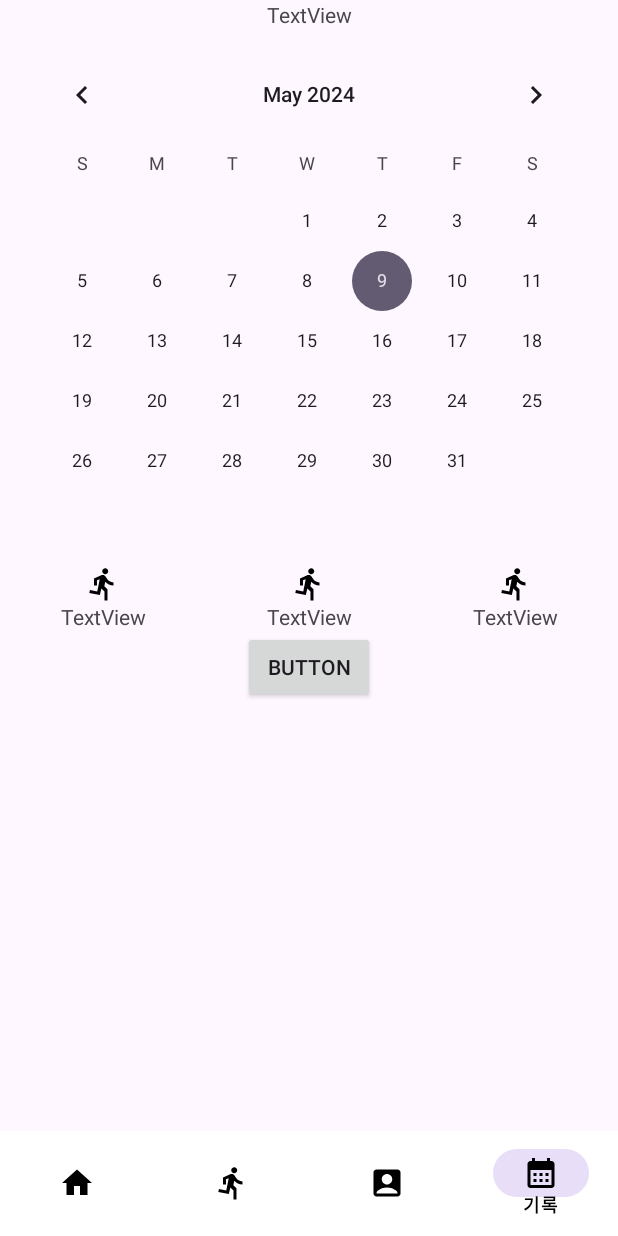
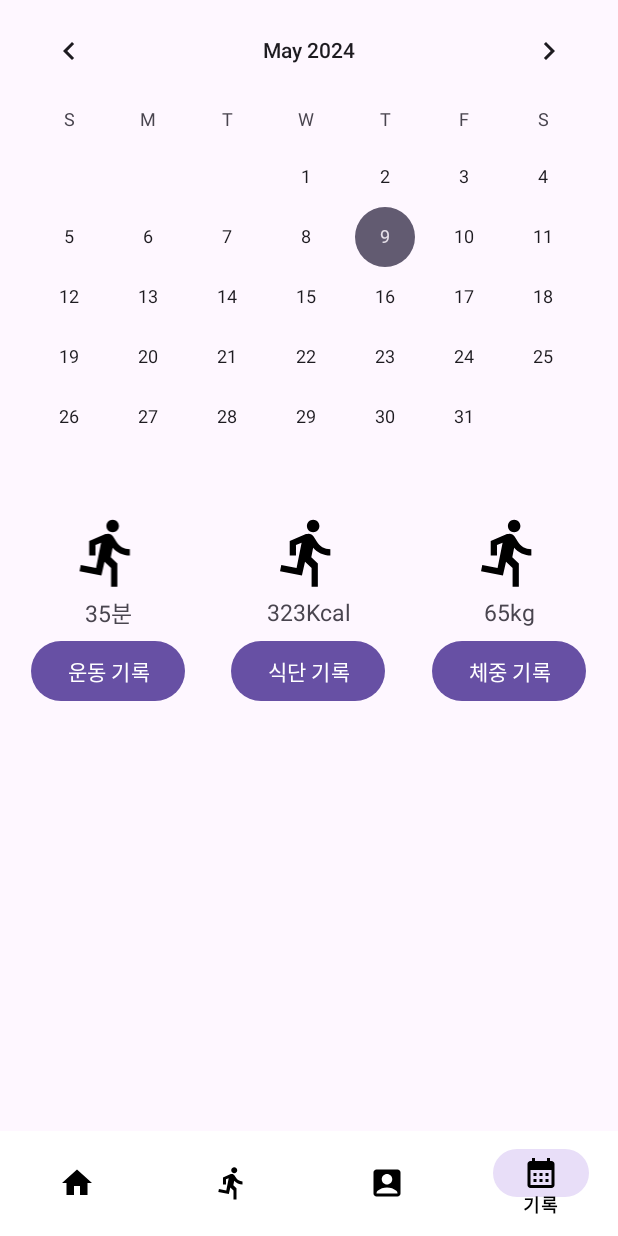
Before and after one commit to sueundev/2024-01_My-Trainer, an Android app: the screen it shows after launch (MainActivity), item 4 of the bottom bar chosen, on a phone screen of 412 x 824 dp. Run offline under Robolectric (Android 15) with nearby library versions, the phone set to English and light mode, and no system bars.

Commit message:
기록 부분 - 버튼+화면전환 구현

```diff
--- a/app/src/main/java/com/example/mytrainer/recordFragment.java
+++ b/app/src/main/java/com/example/mytrainer/recordFragment.java
@@ -1,5 +1,6 @@
 package com.example.mytrainer;
 
+import android.content.Intent;
 import android.os.Bundle;
 
 import androidx.fragment.app.Fragment;
@@ -7,13 +8,46 @@ import androidx.fragment.app.Fragment;
 import android.view.LayoutInflater;
 import android.view.View;
 import android.view.ViewGroup;
+import android.widget.Button;
 
 public class recordFragment extends Fragment {
+    Button exebtn;
+    Button kcalbtn;
+    Button weibtn;
 
     @Override
     public View onCreateView(LayoutInflater inflater, ViewGroup container,
                              Bundle savedInstanceState) {
-        // Inflate the layout for this fragment
-        return inflater.inflate(R.layout.fragment_record, container, false);
+        View v = inflater.inflate(R.layout.fragment_record, container, false);
+
+        exebtn = v.findViewById(R.id.exe_btn);
+        kcalbtn = v.findViewById(R.id.kcal_btn);
+        weibtn = v.findViewById(R.id.weight_btn);
+
+        exebtn.setOnClickListener(new View.OnClickListener() {
+            @Override
+            public void onClick(View v) {
+                Intent intent = new Intent(getActivity(), exe_record_Activity.class);
+                startActivity(intent);
+            }
+        });
+
+        kcalbtn.setOnClickListener(new View.OnClickListener() {
+            @Override
+            public void onClick(View v) {
+                Intent intent = new Intent(getActivity(), Kcal_record_Activity.class);
+                startActivity(intent);
+            }
+        });
+
+        weibtn.setOnClickListener(new View.OnClickListener() {
+            @Override
+            public void onClick(View v) {
+                Intent intent = new Intent(getActivity(), Weight_record_Activity.class);
+                startActivity(intent);
+            }
+        });
+
+        return v;
     }
 }
--- a/app/src/main/res/layout/fragment_record.xml
+++ b/app/src/main/res/layout/fragment_record.xml
@@ -8,24 +8,17 @@
     android:orientation="vertical"
     tools:context=".recordFragment">
 
-    <TextView
-        android:id="@+id/textView2"
-        android:layout_width="match_parent"
-        android:layout_height="wrap_content"
-        android:gravity="center"
-        android:text="TextView" />
-
     <CalendarView
         android:id="@+id/calendarView"
         android:layout_width="match_parent"
-        android:layout_height="wrap_content"
-        android:layout_margin="10dp" />
+        android:layout_height="wrap_content" />
 
     <LinearLayout
         android:layout_width="match_parent"
         android:layout_height="wrap_content"
         android:layout_gravity="center"
-        android:orientation="horizontal">
+        android:orientation="horizontal"
+        android:padding="5dp">
 
         <LinearLayout
             android:layout_width="wrap_content"
@@ -36,15 +29,24 @@
             <ImageView
                 android:id="@+id/icon1"
                 android:layout_width="match_parent"
-                android:layout_height="wrap_content"
+                android:layout_height="50dp"
                 android:src="@drawable/baseline_directions_run_24" />
 
             <TextView
-                android:id="@+id/exeTime"
+                android:id="@+id/textView"
                 android:layout_width="match_parent"
+                android:layout_height="30dp"
+                android:gravity="center"
+                android:text="35분"
+                android:textSize="15dp" />
+
+            <Button
+                android:id="@+id/exe_btn"
+                android:layout_width="wrap_content"
                 android:layout_height="wrap_content"
-                android:gravity="center"
-                android:text="TextView" />
+                android:layout_gravity="center"
+                android:text="운동 기록" />
+
         </LinearLayout>
 
         <LinearLayout
@@ -56,15 +58,24 @@
             <ImageView
                 android:id="@+id/icon2"
                 android:layout_width="match_parent"
-                android:layout_height="wrap_content"
+                android:layout_height="50dp"
                 android:src="@drawable/baseline_directions_run_24" />
 
             <TextView
-                android:id="@+id/foodKcal"
+                android:id="@+id/textView2"
                 android:layout_width="match_parent"
+                android:layout_height="30dp"
+                android:gravity="center"
+                android:text="323Kcal"
+                android:textSize="15dp" />
+
+            <Button
+                android:id="@+id/kcal_btn"
+                android:layout_width="wrap_content"
                 android:layout_height="wrap_content"
-                android:gravity="center"
-                android:text="TextView" />
+                android:layout_gravity="center"
+                android:text="식단 기록" />
+
         </LinearLayout>
 
         <LinearLayout
@@ -76,23 +87,26 @@
             <ImageView
                 android:id="@+id/icon3"
                 android:layout_width="match_parent"
-                android:layout_height="wrap_content"
+                android:layout_height="50dp"
                 android:src="@drawable/baseline_directions_run_24" />
 
             <TextView
-                android:id="@+id/weight"
+                android:id="@+id/textView3"
                 android:layout_width="match_parent"
+                android:layout_height="30dp"
+                android:gravity="center"
+                android:text="65kg"
+                android:textSize="15dp" />
+
+            <Button
+                android:id="@+id/weight_btn"
+                android:layout_width="wrap_content"
                 android:layout_height="wrap_content"
-                android:gravity="center"
-                android:text="TextView" />
+                android:layout_gravity="center"
+                android:text="체중 기록" />
+
         </LinearLayout>
 
     </LinearLayout>
 
-    <android.widget.Button
-        android:id="@+id/record_btn"
-        android:layout_width="wrap_content"
-        android:layout_height="wrap_content"
-        android:layout_gravity="center"
-        android:text="Button" />
 </LinearLayout>
```
Also changed, not shown: app/src/main/AndroidManifest.xml (+14 -4 lines), app/src/main/java/com/example/mytrainer/Kcal_record_Activity.java (added, +24 -0 lines), app/src/main/java/com/example/mytrainer/Weight_record_Activity.java (added, +24 -0 lines), app/src/main/java/com/example/mytrainer/exe_record_Activity.java (added, +24 -0 lines), app/src/main/res/layout/activity_exe_record.xml (added, +10 -0 lines), app/src/main/res/layout/activity_kcal_record.xml (added, +10 -0 lines), app/src/main/res/layout/activity_weight_record.xml (added, +10 -0 lines).
